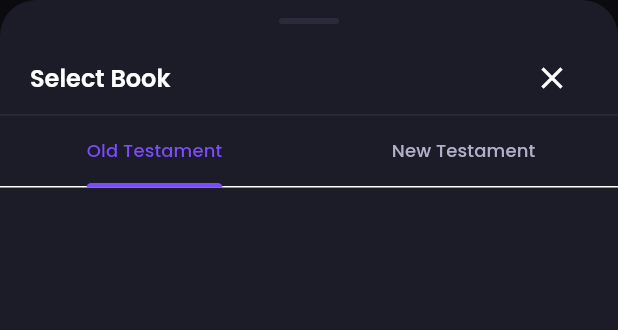
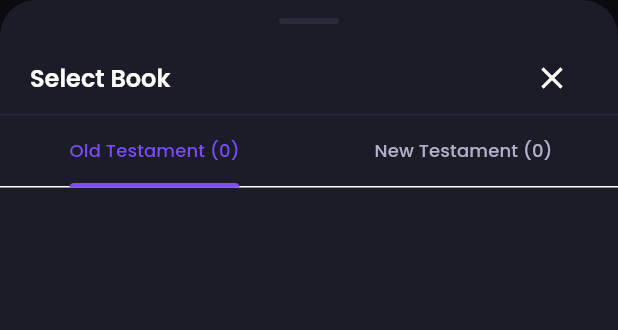
Before and after one commit to HawiGirma/faarfannaa_obbolootaa, a Flutter app: the BookSelector widget shown alone on an empty page, opened directly, on a phone screen of 412 x 824 dp. Shown: the top 330 px of the screen. Run offline on Flutter 3.47's test engine with Material 3 defaults, Android fonts, the phone set to English and light mode, and no system bars; our stand-ins replace audio_service, cached_network_image, file_picker, google_fonts, image_picker, just_audio and 4 more; accounts and stored records are empty.

Commit message:
feat: add testament classification and biblical ordering for books

```diff
--- a/lib/models/bible_models.dart
+++ b/lib/models/bible_models.dart
@@ -66,29 +66,48 @@ class BibleChapter {
 
 /// Represents a Bible book
 class BibleBook {
+  final int id;
   final String name;
+  final String englishName;
   final String abbreviation;
+  final String testament; // "Old" or "New"
+  final int order;
   final int totalChapters;
   final List<BibleChapter>? chapters; // Lazy loaded
 
   BibleBook({
+    required this.id,
     required this.name,
+    required this.englishName,
     required this.abbreviation,
+    required this.testament,
+    required this.order,
     required this.totalChapters,
     this.chapters,
   });
 
+  bool get isOldTestament => testament == 'Old';
+  bool get isNewTestament => testament == 'New';
+
   Map<String, dynamic> toJson() => {
+        'id': id,
         'name': name,
+        'englishName': englishName,
         'abbreviation': abbreviation,
+        'testament': testament,
+        'order': order,
         'totalChapters': totalChapters,
         if (chapters != null)
           'chapters': chapters!.map((c) => c.toJson()).toList(),
       };
 
   factory BibleBook.fromJson(Map<String, dynamic> json) => BibleBook(
+        id: json['id'] as int,
         name: json['name'] as String,
+        englishName: json['englishName'] as String,
         abbreviation: json['abbreviation'] as String,
+        testament: json['testament'] as String,
+        order: json['order'] as int,
         totalChapters: json['totalChapters'] as int,
         chapters: json['chapters'] != null
             ? (json['chapters'] as List)
--- a/lib/screens/bible/widgets/book_selector.dart
+++ b/lib/screens/bible/widgets/book_selector.dart
@@ -11,6 +11,12 @@ class BookSelector extends StatelessWidget {
   Widget build(BuildContext context) {
     final isDark = Theme.of(context).brightness == Brightness.dark;
     final provider = context.watch<BibleProvider>();
+
+    // Separate books by testament
+    final oldTestamentBooks =
+        provider.books.where((book) => book.isOldTestament).toList();
+    final newTestamentBooks =
+        provider.books.where((book) => book.isNewTestament).toList();
 
     return Container(
       height: MediaQuery.of(context).size.height * 0.7,
@@ -63,9 +69,9 @@ class BookSelector extends StatelessWidget {
                         ? AppColors.textSecondary
                         : AppColors.textDarkSecondary,
                     indicatorColor: AppColors.primary,
-                    tabs: const [
-                      Tab(text: 'Old Testament'),
-                      Tab(text: 'New Testament'),
+                    tabs: [
+                      Tab(text: 'Old Testament (${oldTestamentBooks.length})'),
+                      Tab(text: 'New Testament (${newTestamentBooks.length})'),
                     ],
                   ),
                   Expanded(
@@ -74,12 +80,12 @@ class BookSelector extends StatelessWidget {
                         _buildBookList(
                           context,
                           provider,
-                          provider.books.take(39).toList(),
+                          oldTestamentBooks,
                         ),
                         _buildBookList(
                           context,
                           provider,
-                          provider.books.skip(39).toList(),
+                          newTestamentBooks,
                         ),
                       ],
                     ),
@@ -106,12 +112,27 @@ class BookSelector extends StatelessWidget {
         final isSelected = provider.currentBook?.name == book.name;
 
         return ListTile(
-          title: Text(
-            book.name,
-            style: TextStyle(
-              fontWeight: isSelected ? FontWeight.w600 : FontWeight.w400,
-              color: isSelected ? AppColors.primary : null,
-            ),
+          title: Row(
+            children: [
+              Text(
+                book.name,
+                style: TextStyle(
+                  fontWeight: isSelected ? FontWeight.w600 : FontWeight.w400,
+                  color: isSelected ? AppColors.primary : null,
+                ),
+              ),
+              const SizedBox(width: 8),
+              Text(
+                '(${book.englishName})',
+                style: TextStyle(
+                  fontWeight: FontWeight.w400,
+                  fontSize: 12,
+                  color: Theme.of(context).brightness == Brightness.dark
+                      ? AppColors.textSecondary
+                      : AppColors.textDarkSecondary,
+                ),
+              ),
+            ],
           ),
           subtitle: Text('${book.totalChapters} chapters'),
           trailing: isSelected
```
Also changed, not shown: lib/services/bible_service.dart (+17 -1 lines).
